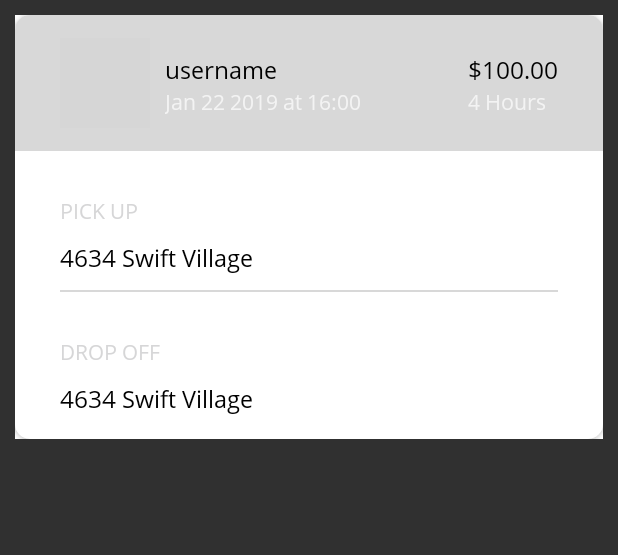
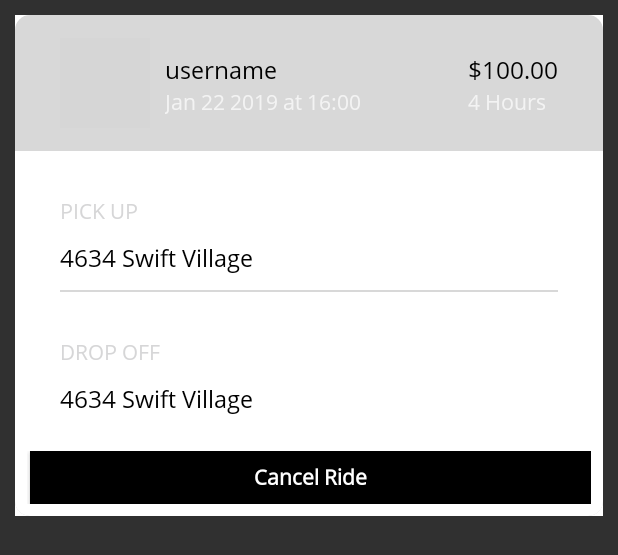
Before and after one commit to Itsmanrpchahal/Driveawayz_GPCODERS, an Android app: the layout mydriveslayout.xml on its own in the app's theme, with its tools: preview values and no code run, on a phone screen of 412 x 824 dp. Shown: the top 555 px of the screen. Run offline under Robolectric (Android 15) with nearby library versions, the phone set to English and light mode, and no system bars; plain views replace RoundedImageView; grey boxes are pictures that could not be loaded.

Commit message:
Mar 12,2021 11:10

```diff
--- a/app/src/main/java/com/driveawayz/dashboard/homeFrag/DropedPoint.kt
+++ b/app/src/main/java/com/driveawayz/dashboard/homeFrag/DropedPoint.kt
@@ -333,8 +333,6 @@ class DropedPoint : BaseFrag(),OnMapReadyCallback , Controller.MyAdderessAPI {
                                 setStringVal(Constants.DROPADDRESS,myAddresses.get(position-1).address+" ,"+myAddresses.get(position-1).street)
                                 selectedAddress = myAddresses.get(position-1).address+" ,"+myAddresses.get(position-1).street
                             }
-
-
                             //pd.show()
                         }
 
--- a/app/src/main/res/layout/mydriveslayout.xml
+++ b/app/src/main/res/layout/mydriveslayout.xml
@@ -50,16 +50,18 @@
                     android:layout_height="wrap_content"
                     android:text="username"
                     android:textColor="@color/colorBlack"
-                    android:textSize="@dimen/textsize_sp16"
-                    ></TextView>
+                    android:textSize="@dimen/textsize_sp16">
+
+                </TextView>
 
 
                 <TextView
                     android:id="@+id/drive_date"
                     android:layout_width="wrap_content"
                     android:layout_height="wrap_content"
-                    android:text="Jan 22 2019 at 16:00"
-                    ></TextView>
+                    android:text="Jan 22 2019 at 16:00">
+
+                </TextView>
             </LinearLayout>
 
             <LinearLayout
@@ -77,16 +79,18 @@
                     android:layout_height="wrap_content"
                     android:text="$100.00"
                     android:textColor="@color/colorBlack"
-                    android:textSize="@dimen/textsize_sp16"
-                    ></TextView>
+                    android:textSize="@dimen/textsize_sp16">
+
+                </TextView>
 
 
                 <TextView
                     android:id="@+id/drive_time"
                     android:layout_width="wrap_content"
                     android:layout_height="wrap_content"
-                    android:text="4 Hours"
-                    ></TextView>
+                    android:text="4 Hours">
+
+                </TextView>
             </LinearLayout>
 
             <RelativeLayout
@@ -103,7 +107,9 @@
                     android:text="PICK UP"
                     android:textColor="@color/grey"
                     android:layout_marginLeft="@dimen/margin_dp30"
-                    android:layout_marginTop="@dimen/margin_dp30"></TextView>
+                    android:layout_marginTop="@dimen/margin_dp30">
+
+                </TextView>
 
                 <TextView
                     android:id="@+id/drive_loc"
@@ -114,7 +120,9 @@
                     android:layout_marginLeft="@dimen/margin_dp30"
                     android:layout_marginTop="@dimen/margin_dp10"
                     android:textColor="@color/colorBlack"
-                    android:textSize="@dimen/textsize_sp16"></TextView>
+                    android:textSize="@dimen/textsize_sp16">
+
+                </TextView>
 
                 <View
                     android:id="@+id/view1"
@@ -124,10 +132,13 @@
                     android:layout_below="@id/drive_loc"
                     android:layout_marginLeft="@dimen/margin_dp30"
                     android:layout_marginRight="@dimen/margin_dp30"
-                    android:layout_marginTop="10dp"></View>
+                    android:layout_marginTop="10dp">
+
+                </View>
             </RelativeLayout>
 
             <RelativeLayout
+                android:id="@+id/layout3"
                 android:layout_width="match_parent"
                 android:layout_height="wrap_content"
                 android:background="@color/colorWhite"
@@ -140,7 +151,9 @@
                     android:text="DROP OFF"
                     android:textColor="@color/grey"
                     android:layout_marginLeft="@dimen/margin_dp30"
-                    android:layout_marginTop="@dimen/margin_dp30"></TextView>
+                    android:layout_marginTop="@dimen/margin_dp30">
+
+                </TextView>
 
                 <TextView
                     android:id="@+id/drive_drop_loc"
@@ -152,9 +165,48 @@
                     android:layout_marginTop="@dimen/margin_dp10"
                     android:textColor="@color/colorBlack"
                     android:textSize="@dimen/textsize_sp16"
-                    android:layout_marginBottom="@dimen/margin_dp15"></TextView>
+                    android:layout_marginBottom="@dimen/margin_dp15">
+
+                </TextView>
 
             </RelativeLayout>
+
+            <LinearLayout
+                android:layout_width="match_parent"
+                android:layout_height="wrap_content"
+                android:layout_below="@+id/layout3"
+                android:padding="@dimen/margin_dp8"
+                android:background="@color/white"
+                android:weightSum="2">
+
+
+                <Button
+                    android:id="@+id/startride_bt"
+                    android:layout_width="match_parent"
+                    android:layout_height="@dimen/margin_dp35"
+                    android:background="@android:color/holo_green_light"
+                    android:text="Start Ride"
+                    android:visibility="gone"
+                    android:textAllCaps="false"
+                    android:layout_marginRight="@dimen/margin_dp2"
+                    android:textStyle="bold"
+                    android:layout_weight="1">
+
+                </Button>
+
+                <Button
+                    android:id="@+id/cancelride_bt"
+                    android:layout_width="match_parent"
+                    android:layout_height="35dp"
+                    android:background="@android:color/black"
+                    android:text="Cancel Ride"
+                    android:layout_marginLeft="@dimen/margin_dp2"
+                    android:textAllCaps="false"
+                    android:textStyle="bold"
+                    android:layout_weight="1">
+
+                </Button>
+            </LinearLayout>
 
         </RelativeLayout>
 
```
Also changed, not shown: app/src/main/res/drawable/blackborder.xml (added, +13 -0 lines), app/src/main/res/layout/fragment_droped_point.xml (+18 -6 lines), app/src/main/res/layout/fragment_pick_up.xml (+16 -6 lines).
